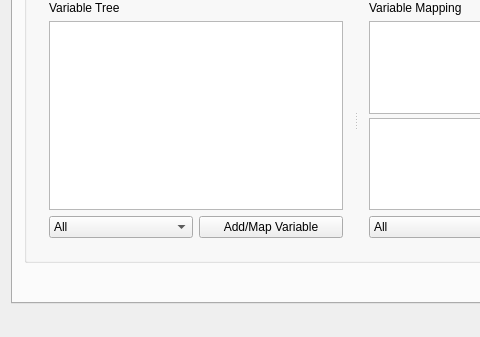
Above: src/MacsurAdapter/madmainwindowbase.ui from arkygeek/MAD before the change; both pictures show x 0 to 480 and y 125 to 462 of the 712 by 462 pixel window. Below: the same form after it.
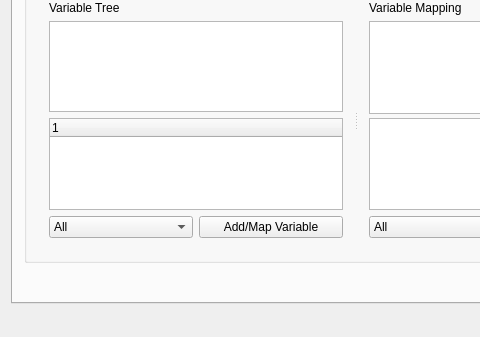
That is the form after the change. Icons and pictures are not drawn.

The edit to the form file:
```diff
--- a/src/MacsurAdapter/madmainwindowbase.ui
+++ b/src/MacsurAdapter/madmainwindowbase.ui
@@ -421,14 +421,14 @@
              </property>
              <widget class="QWidget" name="layoutWidget">
               <layout class="QGridLayout" name="gridLayout_9">
-               <item row="2" column="1">
+               <item row="3" column="1">
                 <widget class="QPushButton" name="pbAddVariable">
                  <property name="text">
                   <string>Add/Map Variable</string>
                  </property>
                 </widget>
                </item>
-               <item row="2" column="0">
+               <item row="3" column="0">
                 <widget class="QComboBox" name="comboBox">
                  <item>
                   <property name="text">
@@ -472,6 +472,15 @@
                <item row="1" column="0" colspan="2">
                 <widget class="QTableView" name="tblvVariables"/>
                </item>
+               <item row="2" column="0" colspan="2">
+                <widget class="QTreeWidget" name="treeWidget">
+                 <column>
+                  <property name="text">
+                   <string notr="true">1</string>
+                  </property>
+                 </column>
+                </widget>
+               </item>
               </layout>
              </widget>
              <widget class="QWidget" name="layoutWidget">
```
